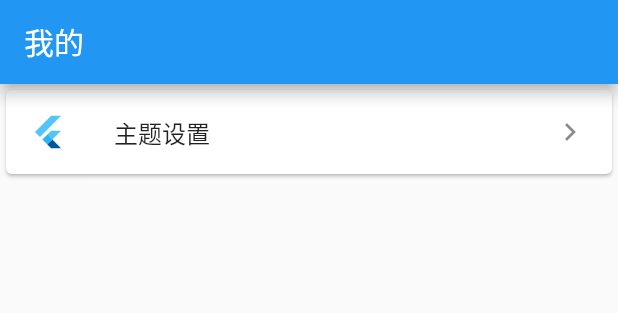
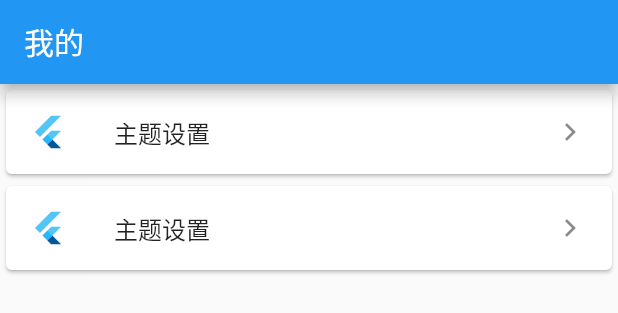
Before and after one commit to sparksworld/flutter-demo, a Flutter app: the MyPage widget shown alone on an empty page, opened directly, on a phone screen of 412 x 824 dp. Shown: the top 313 px of the screen. Run offline on Flutter 3.47's test engine with Material 2 defaults, Android fonts, the phone set to English and light mode, and no system bars; our stand-ins replace event_bus, shared_preferences, webview_flutter; accounts and stored records are empty; generated files the repository leaves out were written again; network calls fail.

Commit message:
事件委托调整

```diff
--- a/jsons/profile.json
+++ b/jsons/profile.json
@@ -1,5 +1,6 @@
 {
     "locale": "en",
+    "textScaleFactor": 1.0,
     "appTheme": {
         "primary": 123456
     },
--- a/lib/models/profile.dart
+++ b/lib/models/profile.dart
@@ -8,6 +8,7 @@ class Profile {
       Profile();
 
   String locale;
+  double textScaleFactor;
   AppTheme appTheme;
   User user;
 
--- a/lib/states/profile_store.dart
+++ b/lib/states/profile_store.dart
@@ -16,11 +16,9 @@ class NotifierProfileStore extends ChangeNotifier {
 }
 
 class TestChange extends NotifierProfileStore {
-  int count = 1;
-
-  void add() {
-    print(_profile.appTheme ?? 1);
-    count += 1;
+  double get textScaleFactor => _profile.textScaleFactor ?? 1.0;
+  void setTextScaleFactor(double textScale) {
+    _profile.textScaleFactor = textScale;
     notifyListeners();
   }
 }
--- a/lib/tabPages/my.dart
+++ b/lib/tabPages/my.dart
@@ -31,6 +31,23 @@ class _MyPageState extends State<MyPage> {
                 trailing: Icon(Icons.navigate_next),
               ),
             ),
+          ),
+          Card(
+            child: Consumer<TestChange>(builder:
+                (BuildContext context, TestChange testChange, Widget child) {
+              return InkWell(
+                onTap: () {
+                  testChange.setTextScaleFactor(1.0);
+                  // print(MediaQuery.of(context).toString());
+                  // Navigator.pushNamed(context, "/themeSetting");
+                },
+                child: ListTile(
+                  leading: FlutterLogo(),
+                  title: Text('主题设置'),
+                  trailing: Icon(Icons.navigate_next),
+                ),
+              );
+            }),
           ),
           // Card(
           //   child: ListTile(
--- a/pubspec.yaml
+++ b/pubspec.yaml
@@ -27,7 +27,7 @@ dependencies:
   # Use with the CupertinoIcons class for iOS style icons.
   cupertino_icons: ^0.1.3
   shared_preferences: ^0.5.1+1
-  cached_network_image: ^0.8.0
+#   cached_network_image: ^2.3.1
   dio: ^3.0.10 #latest version
   provider: ^3.0.0+1
   json_annotation: ^3.0.1
```
Also changed, not shown: lib/main.dart (+13 -15 lines), lib/tabPages/activity.dart (+66 -7 lines), lib/models/profile.g.dart, pubspec.lock, 1 other file.
